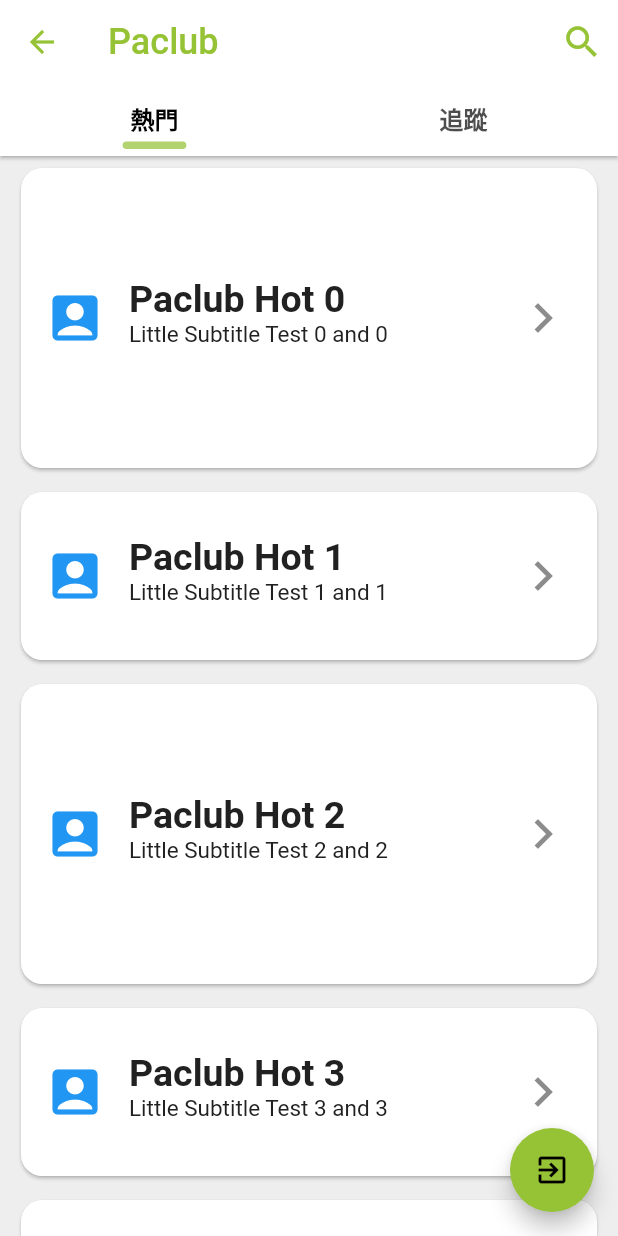
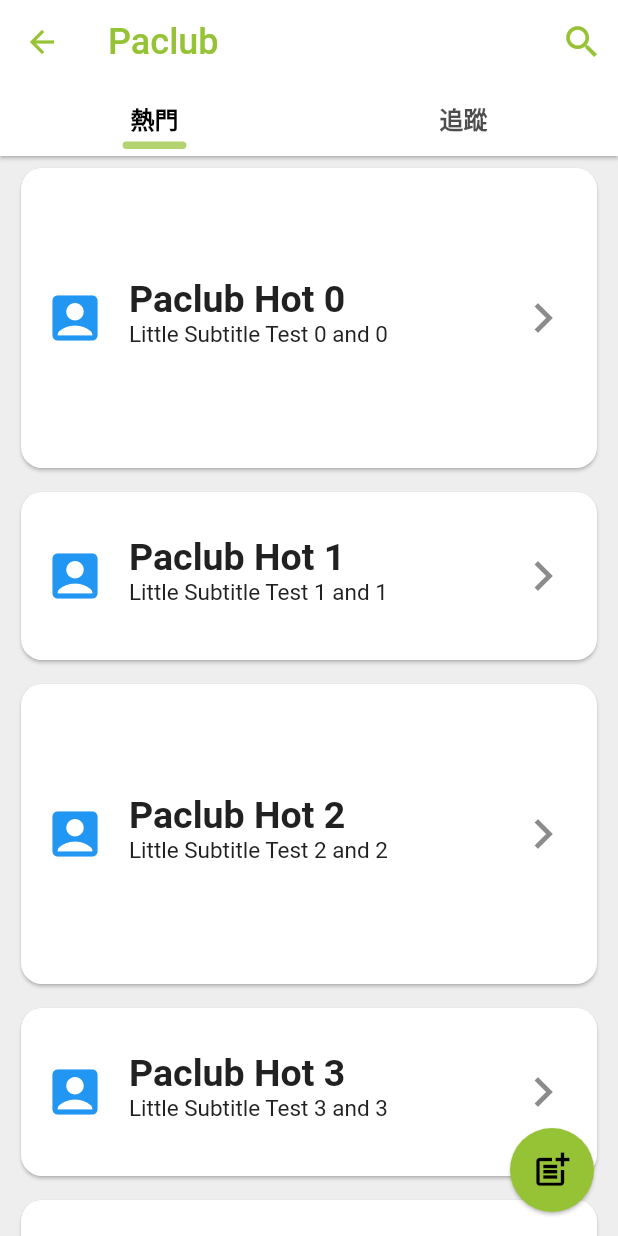
Before and after one commit to DoodleBears/paclub, a Flutter app: the HomeBody screen opened directly, on a phone screen of 412 x 824 dp. Run offline on Flutter 3.47's test engine with Material 2 defaults, Android fonts, the phone set to English and light mode, and no system bars; drawn by our look-alikes of pull_to_refresh; our stand-ins replace cached_network_image, cloud_firestore, connectivity_plus, firebase_auth, firebase_core, firebase_storage and 9 more; missing offline and left inert: flutter_app_badger; accounts and stored records are empty.

Commit message:
fix: 创建write_post的基本文件, 新增其页面的transition动画

```diff
--- a/lib/frontend/routes/app_pages.dart
+++ b/lib/frontend/routes/app_pages.dart
@@ -30,6 +30,8 @@ import 'package:paclub/frontend/views/auth/register/form/register_form_page.dart
 import 'package:paclub/frontend/views/splash/splash_binding.dart';
 import 'package:paclub/frontend/views/splash/splash_page.dart';
 import 'package:paclub/frontend/views/main/tabs/tabs_page.dart';
+import 'package:paclub/frontend/views/write_post/write_post_binding.dart';
+import 'package:paclub/frontend/views/write_post/write_post_page.dart';
 
 part './app_routes.dart';
 
@@ -53,7 +55,7 @@ abstract class AppPages {
         name: Routes.AUTH,
         page: () => AuthPage(),
         binding: AuthBinding(),
-        customTransition: FadeInMaskBelowSmallTransitions(),
+        customTransition: TopUpMaskBelowStayTransitions(),
         children: [
           GetPage(
             name: Routes.LOGIN,
@@ -87,7 +89,7 @@ abstract class AppPages {
       name: Routes.TABS,
       binding: TabsBinding(),
       page: () => Tabs(),
-      customTransition: TopLeftMaskBelowLeftLinearTransitions(),
+      customTransition: TopUpMaskBelowStayTransitions(),
       transitionDuration: const Duration(milliseconds: 250),
       children: [
         GetPage(
@@ -165,5 +167,12 @@ abstract class AppPages {
         ),
       ],
     ),
+    GetPage(
+      name: Routes.WRITEPOST,
+      page: () => WritePostPage(),
+      binding: WritePostBinding(),
+      customTransition: TopUpMaskBelowStayTransitions(),
+      transitionDuration: const Duration(milliseconds: 400),
+    ),
   ];
 }
--- a/lib/frontend/routes/app_routes.dart
+++ b/lib/frontend/routes/app_routes.dart
@@ -10,6 +10,7 @@ abstract class Routes {
   // static const REGISTER = '/register';
   static const REGISTER_FORM = '/register/form';
   static const REGISTER_ACCOUNT = '/register/account';
+  static const WRITEPOST = '/wtire_post';
   static const TABS = '/tabs';
   static const HOME = '/home';
   static const CARD = '/card';
--- a/lib/frontend/views/main/home/home_binding.dart
+++ b/lib/frontend/views/main/home/home_binding.dart
@@ -1,7 +1,4 @@
 import 'package:get/get.dart';
-import 'package:paclub/backend/api/firebase_auth_api.dart';
-import 'package:paclub/backend/repository/remote/firebase_auth_repository.dart';
-import 'package:paclub/frontend/modules/auth_module.dart';
 import 'package:paclub/frontend/views/main/home/home_controller.dart';
 import 'package:paclub/utils/logger.dart';
 
@@ -12,9 +9,6 @@ class HomeBinding implements Bindings {
     logger.wtf('[自动绑定]依赖注入 —— HomeBinding');
 
     /// Controller 用到的 Module 和 API
-    Get.lazyPut<FirebaseAuthRepository>(() => FirebaseAuthRepository());
-    Get.lazyPut<FirebaseAuthApi>(() => FirebaseAuthApi());
-    Get.lazyPut<AuthModule>(() => AuthModule());
 
     /// View 用到的 Controller
     Get.put<HomeController>(HomeController());
--- a/lib/frontend/views/main/home/home_body.dart
+++ b/lib/frontend/views/main/home/home_body.dart
@@ -80,8 +80,12 @@ class HomeBody extends GetView<HomeController> {
           ),
         ),
         floatingActionButton: FloatingActionButton(
-          onPressed: () => {controller.signOut()},
-          child: Icon(Icons.exit_to_app),
+          onPressed: () => {controller.navigateToPostPage()},
+          elevation: 1,
+          child: Icon(
+            Icons.post_add,
+            size: 28.0,
+          ),
         ),
       ),
     );
```
Also changed, not shown: lib/frontend/utils/transitions.dart (+47 -4 lines), lib/frontend/views/main/home/home_controller.dart (+3 -4 lines), lib/frontend/views/write_post/write_post_binding.dart (added, +20 -0 lines), lib/frontend/views/write_post/write_post_body.dart (added, +12 -0 lines), lib/frontend/views/write_post/write_post_controller.dart (added, +16 -0 lines), lib/frontend/views/write_post/write_post_page.dart (added, +13 -0 lines).
